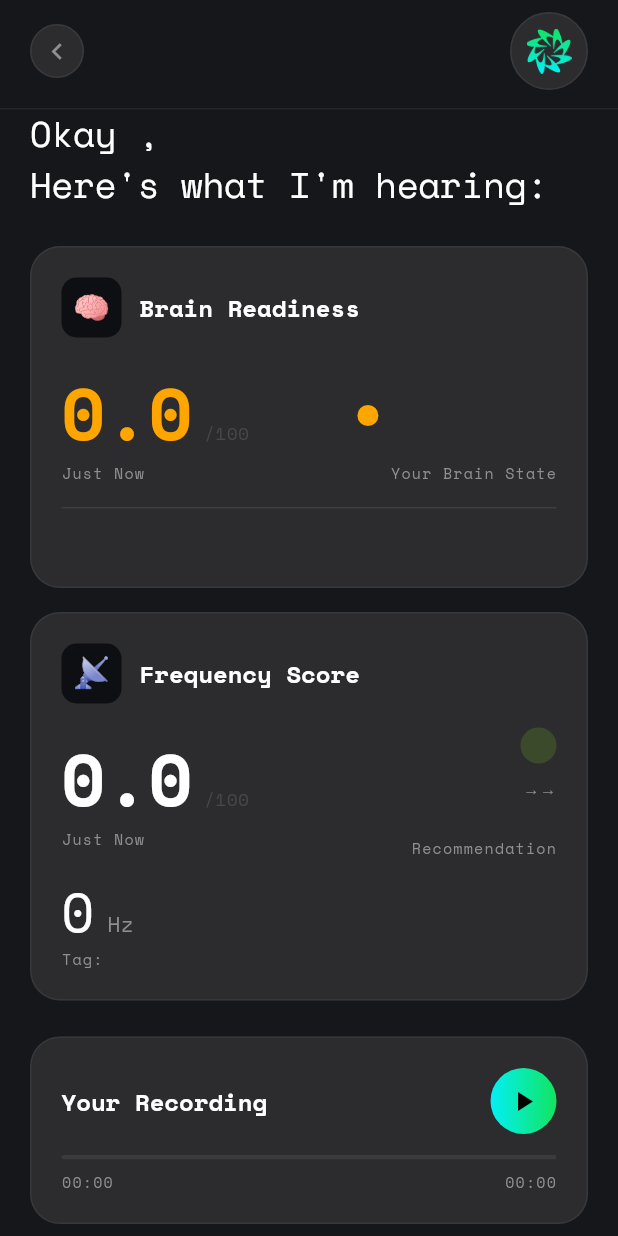
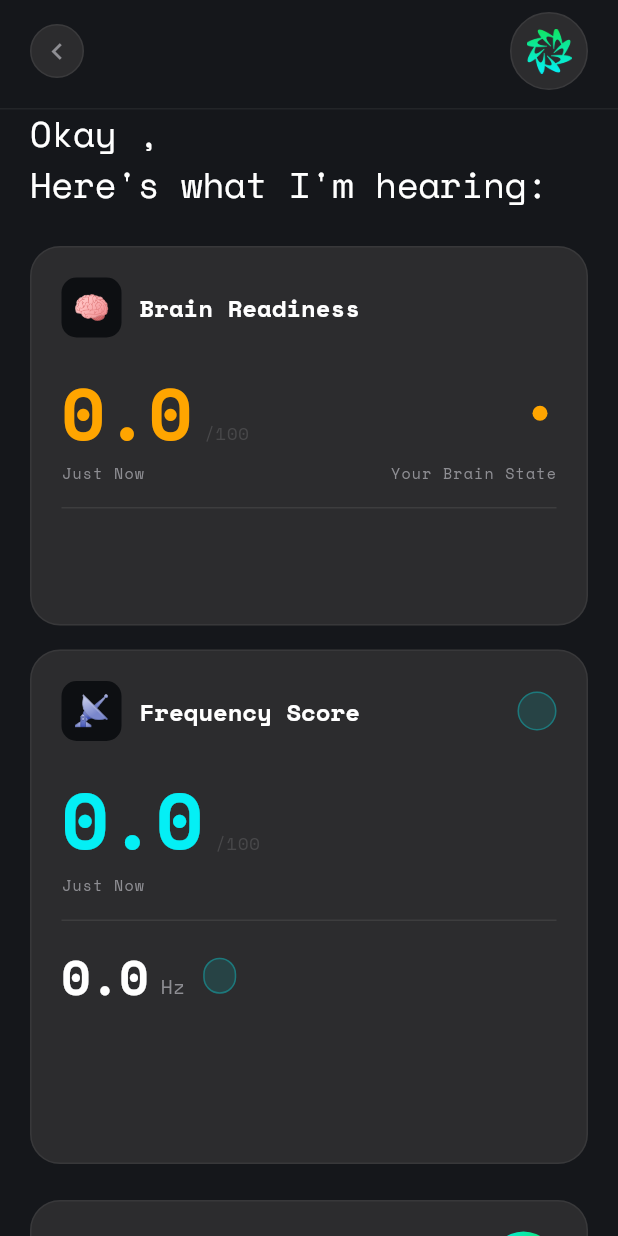
Before and after one commit to kjgetcarnera/vibes-flutter-app, a Flutter app: the VibeResultScreen screen opened directly with empty values, on a phone screen of 412 x 824 dp. Run offline on Flutter 3.47's test engine with Material 3 defaults, Android fonts, the phone set to English and light mode, and no system bars; our stand-ins replace audioplayers, flutter_svg, google_fonts, permission_handler, shared_preferences; missing offline and left inert: record; accounts and stored records are empty; project files that could hold a hidden picture were left out.

Commit message:
show the result from API and related UI changes are done

```diff
--- a/vibes_app/lib/core/models/vibe_check_result.dart
+++ b/vibes_app/lib/core/models/vibe_check_result.dart
@@ -6,6 +6,7 @@ class VibeCheckResult {
     required this.brainStateSubtitle,
     required this.brainStateDescription,
     required this.brainReadinessRecommendation,
+    required this.brainReadinessColors,
     required this.frequencyScore,
     required this.frequencyLabel,
     required this.frequencyHz,
@@ -13,26 +14,28 @@ class VibeCheckResult {
     required this.frequencyMeaning,
     required this.frequencyCta,
     required this.frequencyRecommendation,
+    required this.frequencyColors,
   });
 
-  // Session anchor — stored so the post-session call can reference it
   final String sessionId;
 
   // Brain Readiness (BRS)
   final double brainReadinessScore;
   final String brainState;
-  final String brainStateSubtitle;   // note field
-  final String brainStateDescription; // meaning field
+  final String brainStateSubtitle;
+  final String brainStateDescription;
   final String brainReadinessRecommendation;
+  final List<String> brainReadinessColors; // hex strings e.g. ["#4CAF50"]
 
   // Brain Frequency (BFS)
-  final double frequencyScore;       // bfs
-  final String frequencyLabel;       // state (e.g. "Focused")
-  final double frequencyHz;          // hz
-  final String frequencyTag;         // tag (e.g. "alpha")
-  final String frequencyMeaning;     // meaning
-  final String frequencyCta;         // activity_suggestion
+  final double frequencyScore;
+  final String frequencyLabel;
+  final double frequencyHz;
+  final String frequencyTag;
+  final String frequencyMeaning;
+  final String frequencyCta;
   final String frequencyRecommendation;
+  final List<String> frequencyColors; // hex strings e.g. ["#4A90D9","#7EC8E3"]
 
   factory VibeCheckResult.fromJson(Map<String, dynamic> json) {
     final data = json['data'] as Map<String, dynamic>;
@@ -40,6 +43,12 @@ class VibeCheckResult {
 
     final brs = scores['brain_readiness'] as Map<String, dynamic>;
     final bfs = scores['brain_frequency'] as Map<String, dynamic>;
+
+    List<String> parseColors(Map<String, dynamic> map) {
+      final raw = map['colors'];
+      if (raw is List) return raw.map((e) => e.toString()).toList();
+      return [];
+    }
 
     return VibeCheckResult(
       sessionId: data['session_id'] as String? ?? '',
@@ -49,6 +58,7 @@ class VibeCheckResult {
           brs['recommendation'] as String? ?? '',
       brainStateDescription: brs['meaning'] as String? ?? '',
       brainReadinessRecommendation: brs['recommendation'] as String? ?? '',
+      brainReadinessColors: parseColors(brs),
       frequencyScore: (bfs['bfs'] as num).toDouble(),
       frequencyLabel: bfs['state'] as String? ?? '',
       frequencyHz: (bfs['hz'] as num).toDouble(),
@@ -56,6 +66,7 @@ class VibeCheckResult {
       frequencyMeaning: bfs['meaning'] as String? ?? '',
       frequencyCta: bfs['activity_suggestion'] as String? ?? '',
       frequencyRecommendation: bfs['recommendation'] as String? ?? '',
+      frequencyColors: parseColors(bfs),
     );
   }
 
@@ -67,6 +78,7 @@ class VibeCheckResult {
         brainStateDescription:
             'Your nervous system is wired. High arousal signals. Elevated stress markers. That full day? You\'re still carrying it.',
         brainReadinessRecommendation: 'Take a short break before your session.',
+        brainReadinessColors: ['#FFA500'],
         frequencyScore: 48.0,
         frequencyLabel: 'Recovering',
         frequencyHz: 198,
@@ -74,5 +86,6 @@ class VibeCheckResult {
         frequencyMeaning: 'Elevated mental activity with some tension.',
         frequencyCta: 'Let\'s build momentum',
         frequencyRecommendation: 'Try a grounding exercise first.',
+        frequencyColors: ['#4A90D9', '#7EC8E3'],
       );
 }
--- a/vibes_app/lib/features/onboarding/screens/vibe_result_screen.dart
+++ b/vibes_app/lib/features/onboarding/screens/vibe_result_screen.dart
@@ -1,5 +1,6 @@
 import 'dart:io';
 import 'package:flutter/material.dart';
+// ignore_for_file: avoid_print
 import 'package:flutter/services.dart';
 import 'package:audioplayers/audioplayers.dart';
 import '../../../core/constants/app_colors.dart';
@@ -289,11 +290,13 @@ class _BrainReadinessCard extends StatelessWidget {
 
   @override
   Widget build(BuildContext context) {
+    final scoreColor = _parseColor(result.brainReadinessColors.firstOrNull) ??
+        const Color(0xFFFFA500);
+
     return _Card(
       child: Column(
         crossAxisAlignment: CrossAxisAlignment.start,
         children: [
-          // Title row
           Row(
             children: [
               _IconBox(emoji: '🧠'),
@@ -303,12 +306,12 @@ class _BrainReadinessCard extends StatelessWidget {
           ),
           const SizedBox(height: 16),
 
-          // Score + state row
           Row(
             crossAxisAlignment: CrossAxisAlignment.end,
             children: [
               // Score
-              Column(
+              Expanded(
+                child: Column(
                   crossAxisAlignment: CrossAxisAlignment.start,
                   children: [
                     Row(
@@ -320,61 +323,53 @@ class _BrainReadinessCard extends StatelessWidget {
                           style: AppTextStyles.displayLarge.copyWith(
                             fontSize: 48,
                             fontWeight: FontWeight.w700,
-                          color: const Color(0xFFFFA500),
+                            color: scoreColor,
                           ),
                         ),
                         Text(
                           ' /100',
-                        style: AppTextStyles.bodyMono.copyWith(
-                          color: AppColors.textMuted,
-                        ),
+                          style: AppTextStyles.bodyMono
+                              .copyWith(color: AppColors.textMuted),
                         ),
                       ],
                     ),
                     Text('Just Now', style: AppTextStyles.caption),
                   ],
                 ),
-              const Spacer(),
-              // State
+              ),
+              // State pill
               Column(
-                crossAxisAlignment: CrossAxisAlignment.start,
+                crossAxisAlignment: CrossAxisAlignment.end,
                 children: [
                   Row(
+                    mainAxisSize: MainAxisSize.min,
                     children: [
                       Container(
-                        width: 14,
-                        height: 14,
-                        decoration: const BoxDecoration(
+                        width: 10,
+                        height: 10,
+                        decoration: BoxDecoration(
                           shape: BoxShape.circle,
-                          color: Color(0xFFFFA500),
+                          color: scoreColor,
                         ),
                       ),
-                      const SizedBox(width: 8),
+                      const SizedBox(width: 6),
                       Text(
-                        result.brainState,
-                        style: AppTextStyles.headingBold.copyWith(fontSize: 14),
+                        _formatState(result.brainState),
+                        style: AppTextStyles.headingBold.copyWith(fontSize: 13),
                       ),
                     ],
                   ),
-                  const SizedBox(height: 2),
-                  Padding(
-                    padding: const EdgeInsets.only(left: 22),
-                    child: Text(
+                  const SizedBox(height: 4),
+                  Text(
                     result.brainStateSubtitle,
                     style: AppTextStyles.bodyMono.copyWith(
-                        color: const Color(0xFFFFA500),
+                      color: scoreColor,
                       fontSize: 11,
                     ),
-                    ),
+                    textAlign: TextAlign.right,
                   ),
                   const SizedBox(height: 2),
-                  Padding(
-                    padding: const EdgeInsets.only(left: 22),
-                    child: Text(
-                      'Your Brain State',
-                      style: AppTextStyles.caption,
-                    ),
-                  ),
+                  Text('Your Brain State', style: AppTextStyles.caption),
                 ],
               ),
             ],
@@ -382,9 +377,17 @@ class _BrainReadinessCard extends StatelessWidget {
 
           const SizedBox(height: 16),
           Divider(color: Colors.white.withAlpha(20), height: 1),
-          const SizedBox(height: 14),
+          const SizedBox(height: 12),
 
           Text(result.brainStateDescription, style: AppTextStyles.bodyMono),
+          const SizedBox(height: 10),
+          Text(
+            result.brainReadinessRecommendation,
+            style: AppTextStyles.bodyMono.copyWith(
+              color: scoreColor.withAlpha(200),
+              fontSize: 11,
+            ),
+          ),
         ],
       ),
     );
@@ -400,6 +403,12 @@ class _FrequencyScoreCard extends StatelessWidget {
 
   @override
   Widget build(BuildContext context) {
+    final primaryColor =
+        _parseColor(result.frequencyColors.firstOrNull) ?? AppColors.accentCyan;
+    final secondaryColor = result.frequencyColors.length > 1
+        ? (_parseColor(result.frequencyColors[1]) ?? primaryColor)
+        : primaryColor;
+
     return _Card(
       child: Column(
         crossAxisAlignment: CrossAxisAlignment.start,
@@ -410,108 +419,123 @@ class _FrequencyScoreCard extends StatelessWidget {
               _IconBox(emoji: '📡'),
               const SizedBox(width: 12),
               Text('Frequency Score', style: AppTextStyles.headingBold),
+              const Spacer(),
+              // State badge
+              Container(
+                padding:
+                    const EdgeInsets.symmetric(horizontal: 12, vertical: 5),
+                decoration: BoxDecoration(
+                  color: primaryColor.withAlpha(30),
+                  borderRadius: BorderRadius.circular(20),
+                  border: Border.all(color: primaryColor.withAlpha(80)),
+                ),
+                child: Text(
+                  _formatState(result.frequencyLabel),
+                  style: AppTextStyles.caption.copyWith(
+                    color: primaryColor,
+                    letterSpacing: 0.4,
+                  ),
+                ),
+              ),
             ],
           ),
           const SizedBox(height: 16),
 
           // Score row
           Row(
-            crossAxisAlignment: CrossAxisAlignment.start,
+            crossAxisAlignment: CrossAxisAlignment.baseline,
+            textBaseline: TextBaseline.alphabetic,
             children: [
-              // Left: score + hz
-              Expanded(
-                child: Column(
-                  crossAxisAlignment: CrossAxisAlignment.start,
+              ShaderMask(
+                shaderCallback: (bounds) => LinearGradient(
+                  colors: [primaryColor, secondaryColor],
+                ).createShader(bounds),
+                child: Text(
+                  result.frequencyScore.toStringAsFixed(1),
+                  style: AppTextStyles.displayLarge.copyWith(
+                    fontSize: 52,
+                    fontWeight: FontWeight.w700,
+                    color: Colors.white,
+                  ),
+                ),
+              ),
+              Text(
+                ' /100',
+                style:
+                    AppTextStyles.bodyMono.copyWith(color: AppColors.textMuted),
+              ),
+            ],
+          ),
+          Text('Just Now', style: AppTextStyles.caption),
+
+          const SizedBox(height: 16),
+          Divider(color: Colors.white.withAlpha(20), height: 1),
+          const SizedBox(height: 14),
+
+          // Hz + Tag row
+          Row(
             children: [
               Row(
                 crossAxisAlignment: CrossAxisAlignment.baseline,
                 textBaseline: TextBaseline.alphabetic,
                 children: [
                   Text(
-                          '${result.frequencyScore}',
+                    result.frequencyHz.toStringAsFixed(1),
                     style: AppTextStyles.displayLarge.copyWith(
-                            fontSize: 48,
+                      fontSize: 32,
                       fontWeight: FontWeight.w700,
                     ),
                   ),
                   Text(
-                          ' /100',
-                          style: AppTextStyles.bodyMono.copyWith(
-                            color: AppColors.textMuted,
+                    ' Hz',
+                    style:
+                        AppTextStyles.bodyMono.copyWith(fontSize: 13),
+                  ),
+                ],
+              ),
+              const SizedBox(width: 12),
+              Container(
+                padding:
+                    const EdgeInsets.symmetric(horizontal: 10, vertical: 4),
+                decoration: BoxDecoration(
+                  color: secondaryColor.withAlpha(30),
+                  borderRadius: BorderRadius.circular(12),
+                  border: Border.all(color: secondaryColor.withAlpha(80)),
+                ),
+                child: Text(
+                  result.frequencyTag.toUpperCase(),
+                  style: AppTextStyles.caption.copyWith(
+                    color: secondaryColor,
+                    letterSpacing: 0.6,
+                  ),
                 ),
               ),
             ],
           ),
-                    Text('Just Now', style: AppTextStyles.caption),
-                    const SizedBox(height: 16),
-                    Row(
-                      crossAxisAlignment: CrossAxisAlignment.baseline,
-                      textBaseline: TextBaseline.alphabetic,
-                      children: [
+
+          const SizedBox(height: 14),
+
+          // Meaning
+          Text(result.frequencyMeaning, style: AppTextStyles.bodyMono),
+          const SizedBox(height: 10),
+
+          // CTA
           Text(
-                          '${result.frequencyHz.toInt()}',
-                          style: AppTextStyles.displayLarge.copyWith(
-                            fontSize: 36,
+            result.frequencyCta,
+            style: AppTextStyles.bodyMono.copyWith(
+              color: primaryColor.withAlpha(200),
+              fontSize: 11,
             ),
           ),
+          const SizedBox(height: 6),
+
+          // Recommendation
           Text(
-                          ' Hz',
-                          style: AppTextStyles.bodyMono.copyWith(fontSize: 14),
+            result.frequencyRecommendation,
+            style: AppTextStyles.bodyMono.copyWith(
+              color: AppColors.textMuted,
+              fontSize: 11,
             ),
-                      ],
-                    ),
-                    Text(
-                      'Tag: ${result.frequencyTag.toUpperCase()}',
-                      style: AppTextStyles.caption,
-                    ),
-                  ],
-                ),
-              ),
-
-              // Right: label + cta + vibing
-              Column(
-                crossAxisAlignment: CrossAxisAlignment.end,
-                children: [
-                  // Recovering badge
-                  Container(
-                    padding: const EdgeInsets.symmetric(
-                      horizontal: 12,
-                      vertical: 5,
-                    ),
-                    decoration: BoxDecoration(
-                      color: const Color(0xFF3A4A2A),
-                      borderRadius: BorderRadius.circular(20),
-                    ),
-                    child: Text(
-                      result.frequencyLabel,
-                      style: AppTextStyles.caption.copyWith(
-                        color: const Color(0xFFB5D96A),
-                        letterSpacing: 0.4,
-                      ),
-                    ),
-                  ),
-                  const SizedBox(height: 8),
-                  Text(
-                    '${result.frequencyCta} →→',
-                    style: AppTextStyles.bodyMono.copyWith(fontSize: 11),
-                    textAlign: TextAlign.right,
-                  ),
-                  const SizedBox(height: 24),
-                  Text('Recommendation', style: AppTextStyles.caption),
-                  const SizedBox(height: 6),
-                  SizedBox(
-                    width: 140,
-                    child: Text(
-                      result.frequencyRecommendation,
-                      style: AppTextStyles.bodyMono.copyWith(fontSize: 10),
-                      textAlign: TextAlign.right,
-                      maxLines: 3,
-                      overflow: TextOverflow.ellipsis,
-                    ),
-                  ),
-                ],
-              ),
-            ],
           ),
         ],
       ),
@@ -634,3 +658,33 @@ class _IconBox extends StatelessWidget {
     );
   }
 }
+
+// ─────────────────────────────────────────────────────────────
+// File-level helpers
+// ─────────────────────────────────────────────────────────────
+
+/// Parses a hex color string like "#4CAF50" into a Color.
+Color? _parseColor(String? hex) {
+  if (hex == null || hex.isEmpty) return null;
+  final clean = hex.replaceAll('#', '').trim();
+  if (clean.length == 6) {
+    final value = int.tryParse('FF$clean', radix: 16);
+    return value != null ? Color(value) : null;
+  }
+  if (clean.length == 8) {
+    final value = int.tryParse(clean, radix: 16);
+    return value != null ? Color(value) : null;
+  }
+  return null;
+}
+
+/// Converts snake_case or hyphen-case state strings to Title Case.
+/// e.g. "over_activated" → "Over Activated", "Ready" → "Ready"
+String _formatState(String state) {
+  return state
+      .replaceAll('_', ' ')
+      .replaceAll('-', ' ')
+      .split(' ')
+      .map((w) => w.isEmpty ? w : '${w[0].toUpperCase()}${w.substring(1).toLowerCase()}')
+      .join(' ');
+}
```
Lines whose indentation alone changed are shown as unchanged.
